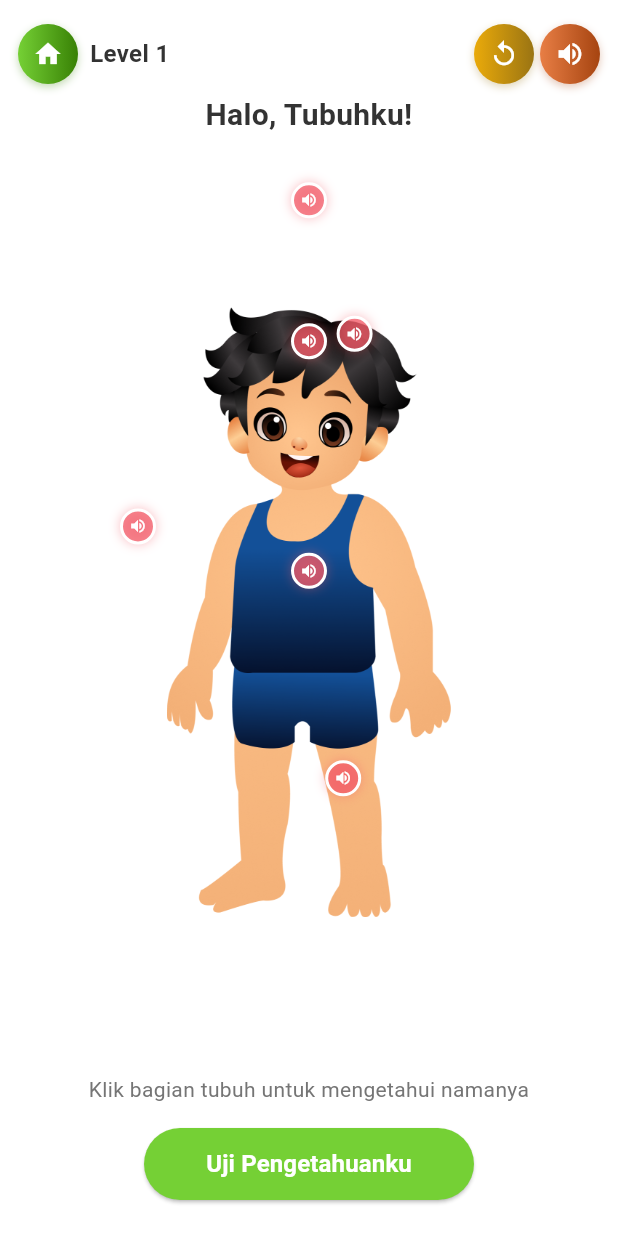
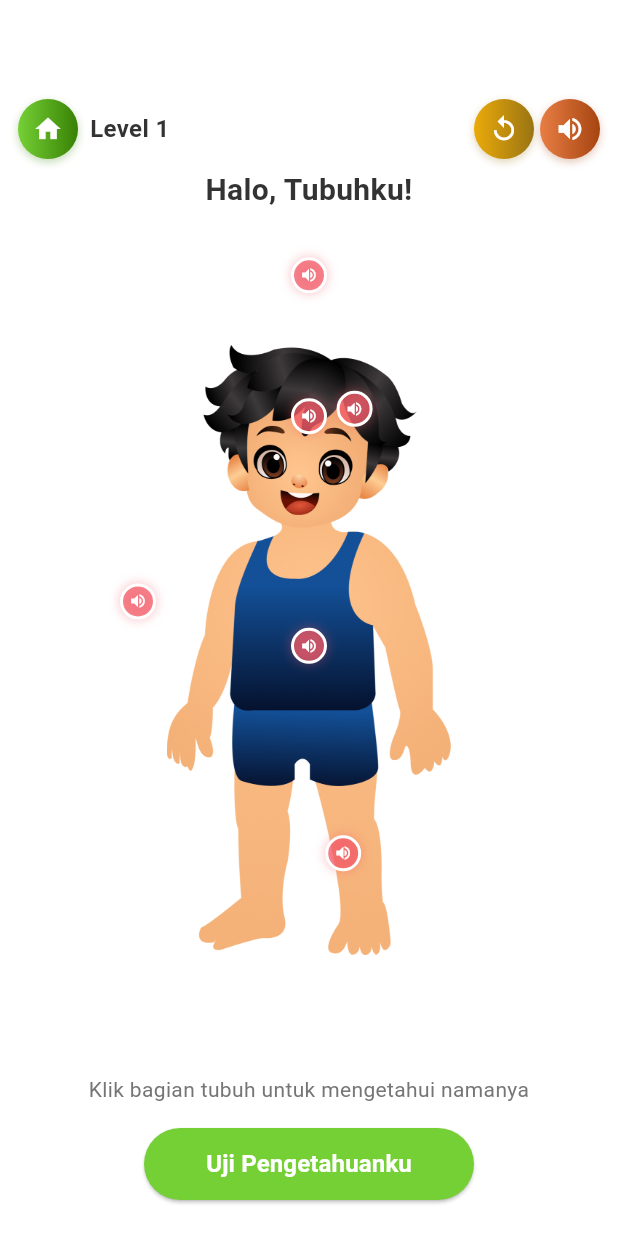
Before and after one commit to mayshacutes/BOBIE, a Flutter app: the Level1Screen screen opened by its route, on a phone screen of 412 x 824 dp. Run offline on Flutter 3.47's test engine with Material 3 defaults, Android fonts, the phone set to English and light mode, and no system bars; our stand-ins replace google_fonts; Roboto replaces fonts that are missing (Jua).

Commit message:
Geser top bar 50px ke bawah

```diff
--- a/bobie_app/lib/screens/modul/games/level1_screen.dart
+++ b/bobie_app/lib/screens/modul/games/level1_screen.dart
@@ -340,7 +340,7 @@ class _Level1ScreenState extends State<Level1Screen> {
 
   Widget _buildTopBar() {
     return Container(
-      padding: const EdgeInsets.fromLTRB(12, 16, 12, 6),
+      padding: const EdgeInsets.fromLTRB(12, 66, 12, 6),
       child: Row(
         children: [
           _CircleButton(
--- a/bobie_app/lib/screens/modul/level_game_screen.dart
+++ b/bobie_app/lib/screens/modul/level_game_screen.dart
@@ -249,7 +249,7 @@ class _LevelGameScreenState extends State<LevelGameScreen> {
 
   Widget _buildTopBar() {
     return Container(
-      padding: const EdgeInsets.fromLTRB(12, 16, 12, 6),
+      padding: const EdgeInsets.fromLTRB(12, 66, 12, 6),
       child: Row(
         children: [
           _CircleButton(
```
